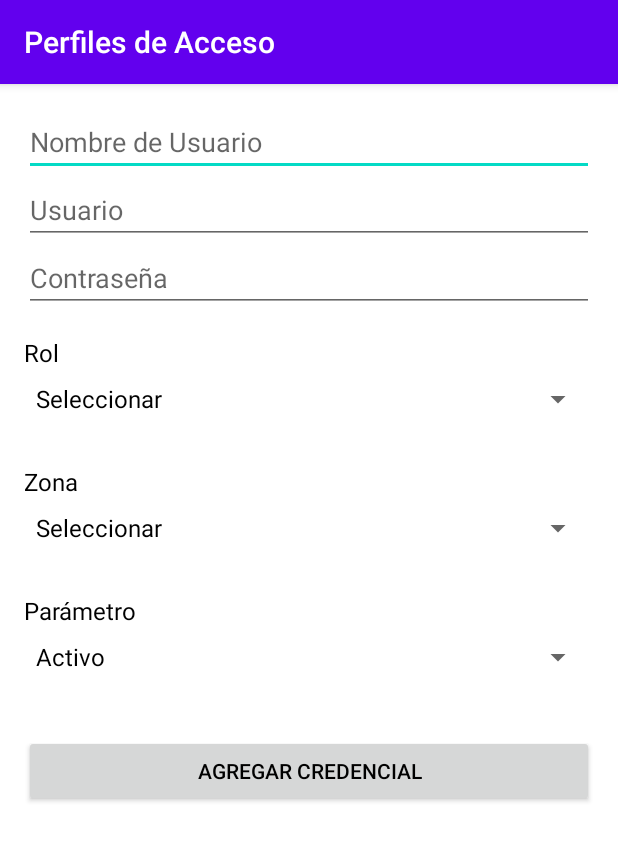
After one commit to management-es/Dark-Box, an Android app built with Jetpack Compose: the AccessActivity screen opened directly, with no data from a screen before it, on a phone screen of 412 x 824 dp. The commit adds this screen. Shown: the top 841 px of the screen. Run offline under Robolectric (Android 15) with nearby library versions, the phone set to English and light mode, and no system bars.

Commit message:
se crean formularios de credenciales y spinners

```diff
--- a/app/src/main/AndroidManifest.xml
+++ b/app/src/main/AndroidManifest.xml
@@ -94,5 +94,18 @@
             android:label="Informes"
             android:theme="@style/Theme.DarkBox" />
 
+        <activity
+            android:name=".CredencialesActivity"
+            android:exported="true"
+            android:label="Credenciales"
+            android:theme="@style/Theme.DarkBox" />
+
+        <activity
+            android:name=".AccessActivity"
+            android:exported="true"
+            android:label="Perfiles de Acceso"
+            android:theme="@style/Theme.DarkBox" />
+
+
     </application>
 </manifest>
--- /dev/null
+++ b/app/src/main/java/com/darkbox/AccessActivity.kt
@@ -0,0 +1,55 @@
+package com.darkbox
+
+import android.os.Bundle
+import android.widget.ArrayAdapter
+import android.widget.Button
+import android.widget.EditText
+import android.widget.Spinner
+import androidx.appcompat.app.AppCompatActivity
+
+class AccessActivity : AppCompatActivity() {
+
+    override fun onCreate(savedInstanceState: Bundle?) {
+        super.onCreate(savedInstanceState)
+        setContentView(R.layout.activity_access)
+
+        // Configurar Spinner para Rol
+        val spinnerRol: Spinner = findViewById(R.id.spinnerRol)
+        ArrayAdapter.createFromResource(
+            this,
+            R.array.rol_options,
+            android.R.layout.simple_spinner_item
+        ).also { adapter ->
+            adapter.setDropDownViewResource(android.R.layout.simple_spinner_dropdown_item)
+            spinnerRol.adapter = adapter
+        }
+
+        // Configurar Spinner para Zona de Credenciales
+        val spinnerZonaCredenciales: Spinner = findViewById(R.id.zona_credenciales)
+        ArrayAdapter.createFromResource(
+            this,
+            R.array.zona_credenciales,
+            android.R.layout.simple_spinner_item
+        ).also { adapter ->
+            adapter.setDropDownViewResource(android.R.layout.simple_spinner_dropdown_item)
+            spinnerZonaCredenciales.adapter = adapter
+        }
+
+        // Configurar Spinner para Zona de Credenciales
+        val spinnerParametro: Spinner = findViewById(R.id.spinnerParametro)
+        ArrayAdapter.createFromResource(
+            this,
+            R.array.spinnerParametro,
+            android.R.layout.simple_spinner_item
+        ).also { adapter ->
+            adapter.setDropDownViewResource(android.R.layout.simple_spinner_dropdown_item)
+            spinnerParametro.adapter = adapter
+        }
+
+        // Implementación del botón para agregar credenciales
+        val buttonAgregarCredencial: Button = findViewById(R.id.buttonAgregarCredencial)
+        buttonAgregarCredencial.setOnClickListener {
+            // Implementar la lógica para agregar credenciales aquí
+        }
+    }
+}
--- /dev/null
+++ b/app/src/main/java/com/darkbox/CredencialesActivity.kt
@@ -0,0 +1,22 @@
+package com.darkbox
+
+import android.content.Intent
+import android.os.Bundle
+import android.widget.Button
+import androidx.appcompat.app.AppCompatActivity
+
+class CredencialesActivity : AppCompatActivity() {
+
+    override fun onCreate(savedInstanceState: Bundle?) {
+        super.onCreate(savedInstanceState)
+        setContentView(R.layout.activity_credenciales) // Inflar el archivo XML
+
+        val buttonAddCredential: Button = findViewById(R.id.button_add_credential)
+
+        buttonAddCredential.setOnClickListener {
+            // Lanzar la actividad PerfilesDeAccesoActivity
+            val intent = Intent(this, AccessActivity::class.java)
+            startActivity(intent)
+        }
+    }
+}
--- a/app/src/main/java/com/darkbox/MainActivity.kt
+++ b/app/src/main/java/com/darkbox/MainActivity.kt
@@ -27,7 +27,8 @@ class MainActivity : ComponentActivity() {
                     onInventoryClick = { navigateToInventory() },
                     onClientesClick = { navigateToClientes() },
                     onAgendaClick = { navigateToAgenda() },
-                    onInformesClick = { navigateToInformes() }
+                    onInformesClick = { navigateToInformes() },
+                    onCredencialesClick = { navigateToCredenciales() } // Añadir navegación a Credenciales
                 )
             }
         }
@@ -52,6 +53,11 @@ class MainActivity : ComponentActivity() {
         val intent = Intent(this, InformesActivity::class.java)
         startActivity(intent)
     }
+
+    private fun navigateToCredenciales() { // Función para navegar a Credenciales
+        val intent = Intent(this, CredencialesActivity::class.java)
+        startActivity(intent)
+    }
 }
 
 @OptIn(ExperimentalMaterial3Api::class)
@@ -60,7 +66,8 @@ fun MainScreen(
     onInventoryClick: () -> Unit,
     onClientesClick: () -> Unit,
     onAgendaClick: () -> Unit,
-    onInformesClick: () -> Unit
+    onInformesClick: () -> Unit,
+    onCredencialesClick: () -> Unit // Añadir función de clic para Credenciales
 ) {
     var expanded by remember { mutableStateOf(false) }
 
@@ -105,6 +112,13 @@ fun MainScreen(
                                 onInformesClick()
                             }
                         )
+                        DropdownMenuItem(
+                            text = { Text("Credenciales") }, // Nueva opción de Credenciales
+                            onClick = {
+                                expanded = false
+                                onCredencialesClick()
+                            }
+                        )
                     }
                 }
             )
@@ -139,7 +153,8 @@ fun GreetingPreview() {
             onInventoryClick = {},
             onClientesClick = {},
             onAgendaClick = {},
-            onInformesClick = {}
+            onInformesClick = {},
+            onCredencialesClick = {} // Añadir vista previa para Credenciales
         )
     }
 }
--- /dev/null
+++ b/app/src/main/res/layout/activity_access.xml
@@ -0,0 +1,96 @@
+<?xml version="1.0" encoding="utf-8"?>
+<LinearLayout xmlns:android="http://schemas.android.com/apk/res/android"
+    android:layout_width="match_parent"
+    android:layout_height="match_parent"
+    android:orientation="vertical"
+    android:padding="16dp">
+
+
+    <EditText
+        android:id="@+id/nombreUsuario"
+        android:layout_width="match_parent"
+        android:layout_height="wrap_content"
+        android:hint="Nombre de Usuario" />
+
+
+    <EditText
+        android:id="@+id/usuario"
+        android:layout_width="match_parent"
+        android:layout_height="wrap_content"
+        android:hint="Usuario" />
+
+
+    <EditText
+        android:id="@+id/contrasena"
+        android:layout_width="match_parent"
+        android:layout_height="wrap_content"
+        android:hint="Contraseña"
+        android:inputType="textPassword" />
+
+    <TextView
+        android:layout_width="wrap_content"
+        android:layout_height="wrap_content"
+        android:text="Rol"
+        android:textSize="16sp"
+        android:layout_marginTop="16dp"
+        android:layout_marginBottom="8dp" />
+
+    <Spinner
+        android:id="@+id/spinnerRol"
+        android:layout_width="match_parent"
+        android:layout_height="wrap_content"
+        android:layout_marginBottom="16dp" />
+
+    <TextView
+        android:layout_width="wrap_content"
+        android:layout_height="wrap_content"
+        android:text="Zona"
+        android:textSize="16sp"
+        android:layout_marginTop="16dp"
+        android:layout_marginBottom="8dp" />
+
+    <Spinner
+        android:id="@+id/zona_credenciales"
+        android:layout_width="match_parent"
+        android:layout_height="wrap_content"
+        android:layout_marginBottom="16dp" />
+
+    <TextView
+        android:layout_width="wrap_content"
+        android:layout_height="wrap_content"
+        android:text="Parámetro"
+        android:textSize="16sp"
+        android:layout_marginTop="16dp"
+        android:layout_marginBottom="8dp" />
+
+    <Spinner
+        android:id="@+id/spinnerParametro"
+        android:layout_width="match_parent"
+        android:layout_height="wrap_content"
+        android:layout_marginBottom="16dp" />
+
+    <!-- Campo de Observaciones, inicialmente invisible -->
+    <TextView
+        android:id="@+id/textObservaciones"
+        android:layout_width="wrap_content"
+        android:layout_height="wrap_content"
+        android:text="Observaciones"
+        android:textSize="16sp"
+        android:layout_marginTop="16dp"
+        android:layout_marginBottom="8dp"
+        android:visibility="gone" />
+
+    <EditText
+        android:id="@+id/editObservaciones"
+        android:layout_width="match_parent"
+        android:layout_height="wrap_content"
+        android:hint="Ingrese la observación"
+        android:visibility="gone" />
+
+    <Button
+        android:id="@+id/buttonAgregarCredencial"
+        android:layout_width="match_parent"
+        android:layout_height="wrap_content"
+        android:text="Agregar Credencial"
+        android:layout_marginTop="24dp" />
+</LinearLayout>
--- /dev/null
+++ b/app/src/main/res/layout/activity_credenciales.xml
@@ -0,0 +1,17 @@
+<?xml version="1.0" encoding="utf-8"?>
+<LinearLayout
+    xmlns:android="http://schemas.android.com/apk/res/android"
+    android:layout_width="match_parent"
+    android:layout_height="match_parent"
+    android:orientation="vertical"
+    android:padding="16dp"
+    android:gravity="center">
+
+    <Button
+        android:id="@+id/button_add_credential"
+        android:layout_width="wrap_content"
+        android:layout_height="wrap_content"
+        android:text="Agregar Credencial"
+        android:layout_gravity="center" />
+
+</LinearLayout>
--- a/app/src/main/res/menu/menu_main.xml
+++ b/app/src/main/res/menu/menu_main.xml
@@ -19,4 +19,9 @@
         android:title="Informes"
         android:showAsAction="never" />
 
+    <item
+        android:id="@+id/action_credenciales"
+        android:title="Credenciales"
+        android:showAsAction="never" />
+
 </menu>
--- a/app/src/main/res/values/strings.xml
+++ b/app/src/main/res/values/strings.xml
@@ -70,6 +70,27 @@
         <item>Nombre y Apellidos</item>
     </string-array>
 
+    <string-array name="rol_options">
+        <item>Seleccionar</item>
+        <item>Directivo</item>
+        <item>Administrativo</item>
+        <item>Coordinacion</item>
+        <item>Tecnico</item>
+        <item>SupUsrDo</item>
+    </string-array>
+
+    <string-array name="zona_credenciales">
+        <item>Seleccionar</item>
+        <item>Medellín</item>
+        <item>Salgar</item>
+        <item>Amagá</item>
+        <item>Todo</item>
+    </string-array>
+
+    <string-array name="spinnerParametro">
+        <item>Activo</item>
+        <item>Inactivo</item>
+    </string-array>
 
     <!-- Otros recursos de cadena si es necesario -->
 </resources>
```
